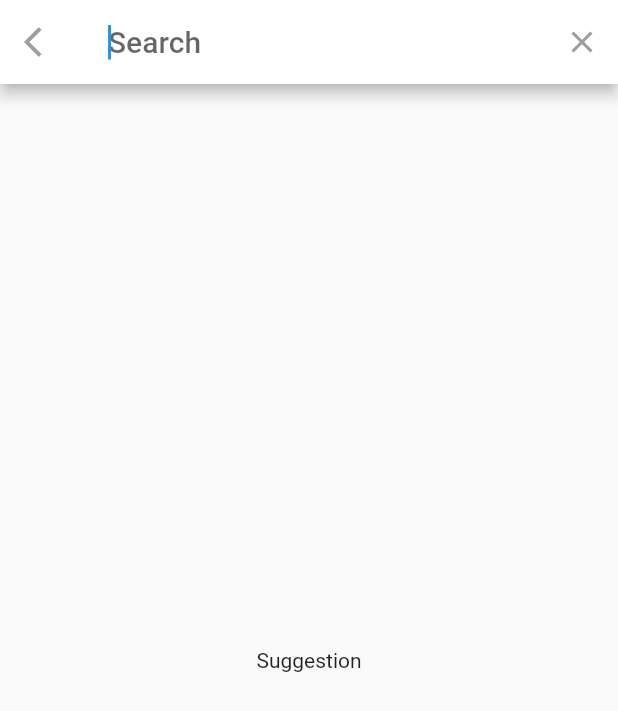
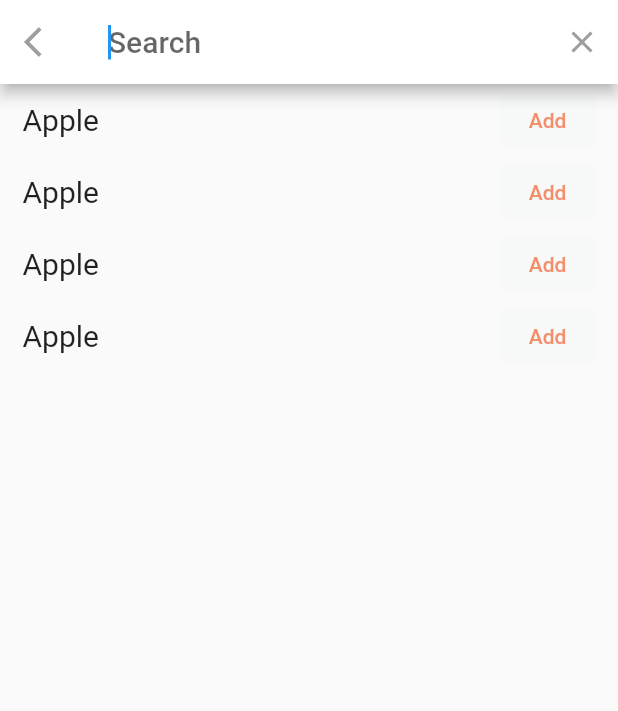
Before and after one commit to SonNguyen9720/plan_meal_app, a Flutter app: the IngredientScreen screen opened by its route, after a tap on the "search" icon, on a phone screen of 412 x 824 dp. Shown: the top 711 px of the screen. Run offline on Flutter 3.47's test engine with Material 2 defaults, Android fonts, the phone set to English and light mode, and no system bars; our stand-ins replace bloc, carousel_slider, device_preview, equatable, flutter_bloc, flutter_secure_storage and 4 more; accounts and stored records are empty; network calls fail; Roboto replaces fonts that are missing (Signika).

Commit message:
Add detail of ingredient

```diff
--- a/lib/config/theme.dart
+++ b/lib/config/theme.dart
@@ -23,6 +23,7 @@ class AppColors {
   static const backgroundInput = Color(0xFFF7F8F8);
   static const backgroundTabBar = Color(0xFFFFF8EE);
   static const indicatorTab = Color.fromRGBO(242, 120, 75, 0.82);
+  static const nutritionTextColor = Color(0xFFFF8473);
 }
 
 class AppConst {}
--- a/lib/main.dart
+++ b/lib/main.dart
@@ -11,6 +11,7 @@ import 'package:plan_meal_app/presentation/features/information_user/name/cubit/
 import 'package:plan_meal_app/presentation/features/information_user/name/user_name_screen.dart';
 import 'package:plan_meal_app/presentation/features/ingredient/bloc/ingredient_bloc.dart';
 import 'package:plan_meal_app/presentation/features/ingredient/ingredient_screen.dart';
+import 'package:plan_meal_app/presentation/features/ingredient_detail/bloc/ingredient_detail_bloc.dart';
 import 'package:plan_meal_app/presentation/features/market/market_screen.dart';
 import 'package:plan_meal_app/presentation/features/onboard/onboard_screen.dart';
 import 'package:plan_meal_app/presentation/features/plan_meal/plan_meal_screen.dart';
--- a/lib/presentation/features/ingredient/search.dart
+++ b/lib/presentation/features/ingredient/search.dart
@@ -1,4 +1,5 @@
 import 'package:flutter/material.dart';
+import 'package:plan_meal_app/presentation/widgets/independent/search_tile.dart';
 
 class SearchIngredient extends SearchDelegate {
   @override
@@ -8,20 +9,34 @@ class SearchIngredient extends SearchDelegate {
 
   @override
   Widget? buildLeading(BuildContext context) {
-    return IconButton(onPressed: () {}, icon: const Icon(Icons.arrow_back_ios));
+    return IconButton(
+        onPressed: () {
+          Navigator.of(context).pop();
+        },
+        icon: const Icon(Icons.arrow_back_ios));
   }
 
   @override
   Widget buildResults(BuildContext context) {
-    return Center(
-      child: Text("Search result"),
-    );
+    return ListView.builder(
+        itemCount: 4,
+        itemBuilder: (context, index) {
+          return const IngredientTile(
+            ingredientName: 'Apple',
+            isAdded: false,
+          );
+        });
   }
 
   @override
   Widget buildSuggestions(BuildContext context) {
-    return Center(
-      child: Text("Suggestion"),
-    );
+    return ListView.builder(
+        itemCount: 4,
+        itemBuilder: (context, index) {
+          return const IngredientTile(
+            ingredientName: 'Apple',
+            isAdded: false,
+          );
+        });
   }
 }
--- /dev/null
+++ b/lib/presentation/features/ingredient_detail/bloc/ingredient_detail_bloc.dart
@@ -0,0 +1,18 @@
+import 'package:bloc/bloc.dart';
+import 'package:equatable/equatable.dart';
+
+part 'ingredient_detail_event.dart';
+part 'ingredient_detail_state.dart';
+
+class IngredientDetailBloc
+    extends Bloc<IngredientDetailEvent, IngredientDetailState> {
+  IngredientDetailBloc() : super(IngredientDetailInitial()) {
+    on<IngredientDetailLoadEvent>(_onIngredientLoadEvent);
+  }
+
+  void _onIngredientLoadEvent(
+      IngredientDetailLoadEvent event, Emitter<IngredientDetailState> emit) {
+    emit(IngredientDetailLoading());
+    emit(IngredientDetailSuccess());
+  }
+}
--- a/lib/presentation/widgets/independent/navigate_button.dart
+++ b/lib/presentation/widgets/independent/navigate_button.dart
@@ -11,7 +11,7 @@ class NavigateButton extends StatelessWidget {
   final VoidCallback callbackFunc;
   @override
   Widget build(BuildContext context) {
-    return Container(
+    return SizedBox(
       height: 62,
       width: 193,
       child: TextButton(
--- /dev/null
+++ b/lib/presentation/widgets/independent/search_tile.dart
@@ -0,0 +1,80 @@
+import 'package:flutter/material.dart';
+import 'package:google_fonts/google_fonts.dart';
+import 'package:plan_meal_app/config/routes.dart';
+import 'package:plan_meal_app/config/theme.dart';
+
+class IngredientTile extends StatefulWidget {
+  const IngredientTile(
+      {Key? key, required this.ingredientName, required this.isAdded})
+      : super(key: key);
+  final String ingredientName;
+  final bool isAdded;
+
+  @override
+  State<IngredientTile> createState() => _IngredientTileState();
+}
+
+class _IngredientTileState extends State<IngredientTile> {
+  late bool buttonController;
+
+  @override
+  void initState() {
+    buttonController = widget.isAdded;
+    super.initState();
+  }
+
+  @override
+  Widget build(BuildContext context) {
+    return InkWell(
+      onTap: () {
+        Navigator.of(context).pushNamed(PlanMealRoutes.ingredientDetail);
+      },
+      child: Padding(
+        padding: const EdgeInsets.symmetric(horizontal: 15),
+        child: Row(
+          children: [
+            Expanded(
+              child: Text(
+                widget.ingredientName,
+                style: GoogleFonts.signika(fontSize: 20),
+              ),
+            ),
+            buttonController
+                ? TextButton(
+                    onPressed: () {
+                      print("On tap button");
+                      setState(() {
+                        buttonController = !buttonController;
+                      });
+                    },
+                    child:
+                        Text("Added", style: GoogleFonts.signika(fontSize: 14)),
+                    style: TextButton.styleFrom(
+                      primary: AppColors.green,
+                      backgroundColor: AppColors.backgroundInput,
+                    ),
+                  )
+                : TextButton(
+                    onPressed: () {
+                      setState(() {
+                        buttonController = !buttonController;
+                      });
+                    },
+                    child:
+                        Text("Add", style: GoogleFonts.signika(fontSize: 14)),
+                    style: TextButton.styleFrom(
+                      primary: AppColors.orange,
+                      backgroundColor: AppColors.backgroundInput,
+                    ),
+                  )
+          ],
+        ),
+      ),
+    );
+  }
+
+  @override
+  void dispose() {
+    super.dispose();
+  }
+}
```
Also changed, not shown: lib/config/routes.dart (+15 -0 lines), lib/presentation/features/ingredient_detail/bloc/ingredient_detail_event.dart (added, +10 -0 lines), lib/presentation/features/ingredient_detail/bloc/ingredient_detail_state.dart (added, +16 -0 lines), lib/presentation/features/ingredient_detail/ingredient_detail_screen.dart (added, +140 -0 lines).
